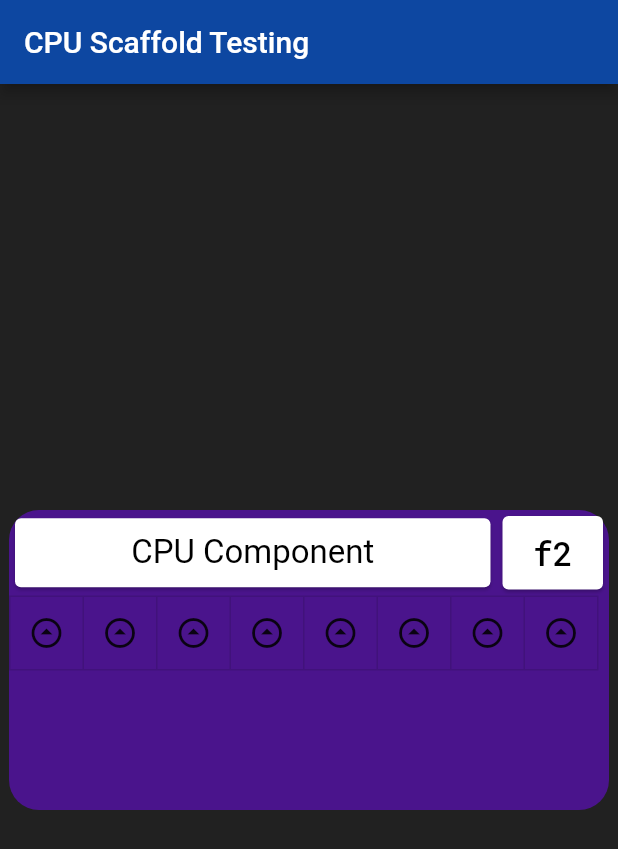
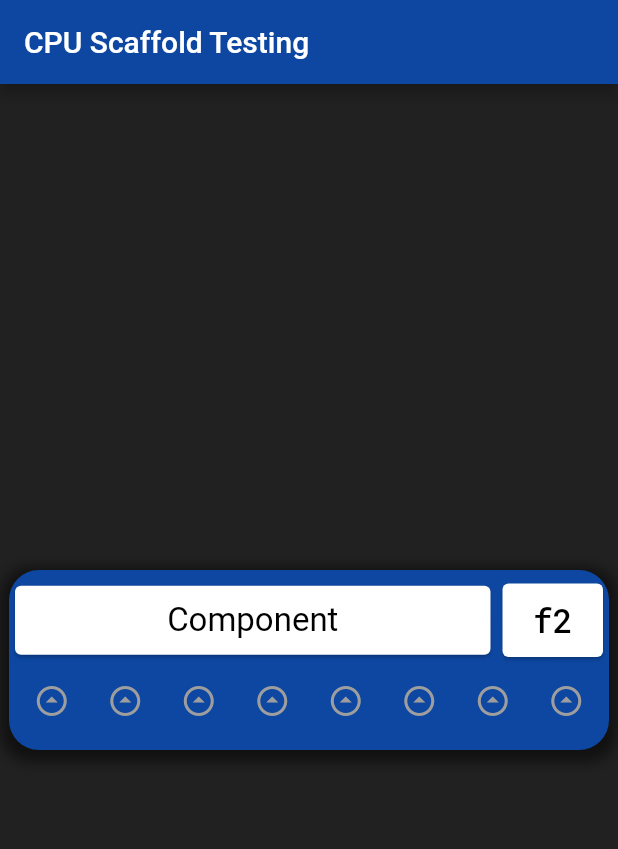
Before and after one commit to trylaarsdam/guitesting, a Flutter app: the screen it shows after launch, on a phone screen of 412 x 824 dp. Shown: the top 849 px of the screen. Run offline on Flutter 3.47's test engine with Material 2 defaults, Android fonts, the phone set to English and light mode, and no system bars.

Commit message:
colors and tooltips

```diff
--- a/flutterdesktop/lib/main.dart
+++ b/flutterdesktop/lib/main.dart
@@ -57,20 +57,31 @@ class _MyHomePageState extends State<MyHomePage> {
         body: Center(
           child: Container(
             width: 400,
-            height: 200,
+            height: 120,
             decoration: BoxDecoration(
-              color: Colors.purple[900],
-              borderRadius: BorderRadius.all(Radius.circular(20.0))
+              color: Colors.blue[900],
+              borderRadius: BorderRadius.all(Radius.circular(20.0)),
+              boxShadow: [
+                BoxShadow(
+                  color: Colors.black.withOpacity(0.5),
+                  spreadRadius: 5,
+                  blurRadius: 7,
+                  offset: Offset(0, 3), // changes position of shadow
+                ),
+              ],
             ),
             child: new Column(
               children: [
+                new Padding(
+                  padding: EdgeInsets.all(2.5),
+                ),
                 new Row(
                   children: [
                     new Expanded(
                       child: new Card(
                         child: Padding(
                           padding: EdgeInsets.all(10.0),
-                          child: new Text("CPU Component", style: TextStyle(color: Colors.black, fontSize:22), textAlign: TextAlign.center,)
+                          child: new Text("Component", style: TextStyle(color: Colors.black, fontSize:22), textAlign: TextAlign.center,)
                         )
                       ),
                     ),
@@ -88,13 +99,22 @@ class _MyHomePageState extends State<MyHomePage> {
                 ),
 
                 new Row(
+                  mainAxisAlignment: MainAxisAlignment.center,
                   children:[
-                    new Expanded(
+                    new Center(
                       child: ToggleButtons(
+                        color: Colors.grey,
+                        selectedColor: Colors.white,
+                        selectedBorderColor: Colors.transparent,
+                        borderColor: Colors.transparent,
+                        borderWidth: 1,
                         children: [
-                          Transform.rotate(
-                            angle: math.pi,
-                            child: Icon(Icons.arrow_drop_down_circle_outlined)
+                          Tooltip(
+                            message: 'None',
+                            child: Transform.rotate(
+                              angle: math.pi,
+                              child: Icon(Icons.arrow_drop_down_circle_outlined)
+                            ),
                           ),
                           Transform.rotate(
                             angle: math.pi,
```
